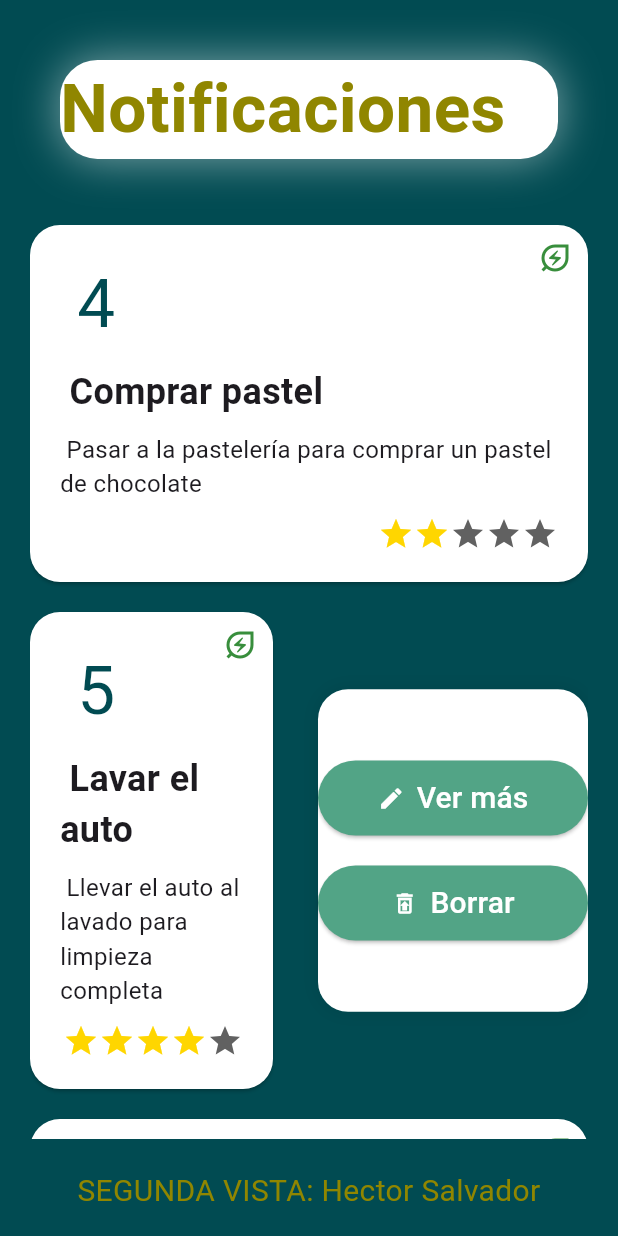
After one commit to Fundamentos-Moviles/examen-i-HectorSRT, a Flutter app: the Home screen opened directly, on a phone screen of 412 x 824 dp. The commit adds this screen. Run offline on Flutter 3.47's test engine with Material 3 defaults, Android fonts, the light colour scheme and no system bars.

Commit message:
vista home casi completada :)

```diff
--- /dev/null
+++ b/lib/home.dart
@@ -0,0 +1,281 @@
+import 'package:flutter/material.dart';
+import 'package:examen1_cahs/utils/constants.dart' as con;
+
+class Home extends StatefulWidget {
+  const Home({super.key});
+
+  @override
+  State<Home> createState() => _HomeState();
+}
+
+class _HomeState extends State<Home> {
+  late List lista;
+
+  @override
+  void initState() {
+    lista = List.from(con.listaExamen);
+    super.initState();
+  }
+
+  @override
+  Widget build(BuildContext context) {
+    final size = MediaQuery.of(context).size;
+    return Scaffold(
+      body: Stack(
+        children: [
+          Container(
+            width: size.width,
+            height: size.height,
+            color: const Color(0xff014b52),
+          ),
+          Row(
+            children: [
+              Expanded(
+                child: Align(
+                  alignment: Alignment.topCenter,
+                  child: Padding(
+                    padding: const EdgeInsets.all(40),
+                    child: Container(
+                      width: size.width * .95,
+                      height: size.height * .08,
+                      decoration: BoxDecoration(
+                        color: Colors.white,
+                        borderRadius: BorderRadius.circular(25),
+                        boxShadow: [
+                          BoxShadow(
+                            color: Colors.white.withOpacity(0.5),
+                            blurRadius: 25,
+                          ),
+                        ],
+                      ),
+                      child: const Center(
+                        child: Text(
+                          'Notificaciones de actividades',
+                          style: TextStyle(
+                            color: Color(0xFF908600),
+                            fontSize: 45.0,
+                            fontWeight: FontWeight.bold,
+                          ),
+                        ),
+                      ),
+                    ),
+                  ),
+                ),
+              ),
+            ],
+          ),
+          Expanded(
+            child: Padding(
+              padding: const EdgeInsets.only(top: 150.0, left: 20.0, right: 20.0),
+              child: Column(
+                children: [
+                  Expanded(
+                    child: ListView.builder(
+                      itemCount: lista.length,
+                      itemBuilder: (BuildContext context, int index) {
+                        var datos = lista[index].toString().split('#');
+                        int estrellas = int.parse(datos[4].trim());
+
+                        return Row(
+                          children: [
+                            Expanded(
+                              child: Card(
+                                shape: RoundedRectangleBorder(
+                                  borderRadius: BorderRadius.circular(20),
+                                ),
+                                color: Colors.white,
+                                margin: const EdgeInsets.only(bottom: 20.0),
+                                child: Stack(
+                                  children: [
+                                    Padding(
+                                      padding: const EdgeInsets.all(20.0),
+                                      child: Column(
+                                        crossAxisAlignment: CrossAxisAlignment.start,
+                                        children: [
+                                          Text(
+                                            datos[1],
+                                            style: const TextStyle(
+                                              fontSize: 45,
+                                              color: Color(0xff014b52),
+                                            ),
+                                          ),
+                                          const SizedBox(height: 10),
+                                          Text(
+                                            datos[2], // Título de la actividad
+                                            style: const TextStyle(
+                                              fontSize: 24,
+                                              fontWeight: FontWeight.bold,
+                                            ),
+                                          ),
+                                          const SizedBox(height: 10),
+                                          Text(
+                                            datos[3], // Descripción de la actividad
+                                            style: const TextStyle(
+                                              fontSize: 16,
+                                            ),
+                                          ),
+                                          const SizedBox(height: 10),
+                                          Row(
+                                            children: [
+                                              Spacer(),
+                                              // Estrellas amarillas
+                                              ...List.generate(
+                                                estrellas,
+                                                    (index) => Icon(
+                                                  Icons.star,
+                                                  color: Colors.yellowAccent[700],
+                                                ),
+                                              ),
+                                              // Estrellas grises
+                                              ...List.generate(
+                                                5 - estrellas,
+                                                    (index) => Icon(
+                                                  Icons.star,
+                                                  color: Colors.grey[700],
+                                                ),
+                                              ),
+
+                                            ],
+                                          ),
+                                        ],
+                                      ),
+                                    ),
+                                    Positioned(
+                                      top: 10,
+                                      right: 10,
+                                      child: Icon(
+                                        Icons.energy_savings_leaf_outlined,
+                                        color: Colors.green[700],
+                                        size: 24,
+                                      ),
+                                    ),
+                                  ],
+                                ),
+                              ),
+                            ),
+                            if (index % 2 != 0)
+                              Container(
+                                width: 180,
+                                height: 215,
+                                margin: const EdgeInsets.only(left: 30, bottom: 20.0),
+                                decoration: BoxDecoration(
+                                  color: Colors.white,
+                                  borderRadius: BorderRadius.circular(20),
+                                  boxShadow: [
+                                    BoxShadow(
+                                      color: Colors.black.withOpacity(0.1),
+                                      blurRadius: 10,
+                                    ),
+                                  ],
+                                ),
+                                child: Column(
+                                  mainAxisAlignment: MainAxisAlignment.center,
+                                  children: [
+                                    ElevatedButton(
+                                      onPressed: () {
+                                        // Lógica para "Ver más"
+                                      },
+                                      style: ElevatedButton.styleFrom(
+                                        backgroundColor: const Color(0xFF52A486),
+                                        minimumSize: const Size(180, 50),
+                                      ),
+                                      child: Row(
+                                        mainAxisSize: MainAxisSize.min, // Para ajustar el tamaño al contenido
+                                        children: [
+                                          const Icon(Icons.edit, color: Colors.white),
+                                          const SizedBox(width: 8), // Espacio entre el ícono y el texto
+                                          const Text(
+                                            'Ver más',
+                                            style: TextStyle(
+                                              fontSize: 20,
+                                              color: Colors.white,
+                                            ),
+                                          ),
+                                        ],
+                                      ),
+                                    ),
+                                    const SizedBox(height: 20),
+                                    ElevatedButton(
+                                      onPressed: () {
+                                        showSnackBar('Se ellimino el elemento con el id: ${datos[0]}', 15);
+                                        int borrado = index;
+                                        int valor = int.parse(datos[1]);
+                                        if(valor != 10 && valor != 15 && valor != 20 && valor != 23){
+                                          setState(() {
+                                            lista.removeAt(borrado);
+                                          });
+                                        }
+                                      },
+                                      style: ElevatedButton.styleFrom(
+                                        backgroundColor: const Color(0xFF52A486),
+                                        minimumSize: const Size(180, 50),
+                                      ),
+                                      child: Row(
+                                        mainAxisSize: MainAxisSize.min,
+                                        children: [
+                                          const Icon(Icons.restore_from_trash_outlined, color: Colors.white),
+                                          const SizedBox(width: 8),
+                                          const Text(
+                                            'Borrar',
+                                            style: TextStyle(
+                                              fontSize: 20,
+                                              color: Colors.white,
+                                            ),
+                                          ),
+                                        ],
+                                      ),
+                                    ),
+                                  ],
+                                ),
+                              ),
+                          ],
+                        );
+                      },
+                    ),
+                  ),
+                  Padding(
+                    padding: EdgeInsets.all(20.0),
+                    child: Container(
+                      width: size.width,
+                      height: size.height * .03,
+                      padding: EdgeInsets.all(0.2),
+                      decoration: BoxDecoration(
+                        color: Color(0xff014b52),
+                        borderRadius: BorderRadius.circular(20),
+                      ),
+                      child: const Text(
+                        'SEGUNDA VISTA: Hector Salvador Contreras Alvarez',
+                        textAlign: TextAlign.center,
+                        style: TextStyle(
+                          color: Color(0xFF908600),
+                          fontSize: 20,
+                        ),
+                      ),
+                    ),
+                  ),
+                ],
+              ),
+            ),
+          ),
+        ],
+      ),
+    );
+  }
+
+  void showSnackBar(String texto, int duracion) {
+    final  snackBar = SnackBar(
+      content: Text(texto),
+      duration: Duration(seconds: duracion),
+      action: SnackBarAction(
+        onPressed: () {
+          // Cualquier acción al dar clic sobre el widget
+        },
+        label: 'Cerrar',
+      ),
+    );
+
+    // Muestra el SnackBar usando ScaffoldMessenger
+    ScaffoldMessenger.of(context).showSnackBar(snackBar);
+  }
+
+}
--- a/lib/login.dart
+++ b/lib/login.dart
@@ -1,4 +1,5 @@
 import 'package:flutter/material.dart';
+import 'package:examen1_cahs/home.dart';
 
 class Login extends StatefulWidget {
   const Login({super.key});
@@ -175,7 +176,6 @@ class _LoginState extends State<Login> {
                       ),
                     ),
                     SizedBox(height: size.height * .025),
-
                     // Muestra el mensaje de error
                     if (errorMessage.isNotEmpty)
                       Padding(
@@ -185,7 +185,6 @@ class _LoginState extends State<Login> {
                           style: TextStyle(color: Colors.red),
                         ),
                       ),
-
                     SizedBox(height: size.height * .025),
                     SizedBox(
                       width: size.width * 0.63,
@@ -201,12 +200,17 @@ class _LoginState extends State<Login> {
                               errorMessage = 'Contraseña incorrecta';
                             } else {
                               errorMessage = '';
-                              print('Iniciando sesión...');
+                              Navigator.push(
+                                context,
+                                MaterialPageRoute(
+                                  builder: (context) => Home(),
+                                ),
+                              );
                             }
                           });
                         },
                         style: ElevatedButton.styleFrom(
-                          backgroundColor: Colors.deepOrangeAccent,
+                          backgroundColor: Color(0xffdc7500),
                           shape: RoundedRectangleBorder(
                             borderRadius: BorderRadius.circular(20),
                           ),
--- a/lib/main.dart
+++ b/lib/main.dart
@@ -1,6 +1,7 @@
+import 'package:examen1_cahs/home.dart';
 import 'package:examen1_cahs/login.dart';
 import 'package:flutter/material.dart';
-//import 'package: examen1_cahs/login.dart';
+
 
 
 void main() {
--- /dev/null
+++ b/lib/utils/constants.dart
@@ -0,0 +1,14 @@
+const List listaExamen = [
+  '1 # 4 # Comprar pastel # Pasar a la pastelería para comprar un pastel de chocolate # 2',
+  '2 # 5 # Lavar el auto # Llevar el auto al lavado para limpieza completa # 4',
+  '3 # 6 # Hacer ejercicio # Ir al gimnasio por al menos una hora # 5',
+  '4 # 7 # Leer un libro # Leer al menos 30 páginas del libro pendiente # 3',
+  '5 # 8 # Ir al supermercado # Comprar alimentos para la semana # 4',
+  '6 # 9 # Estudiar Flutter # Dedicar dos horas al estudio de Flutter y Dart # 5',
+  '7 # 10 # Llamar a mamá # Llamar para ponerse al día con la familia # 3',
+  '8 # 11 # Organizar el escritorio # Limpiar y organizar el escritorio de trabajo # 4',
+  '9 # 12 # Cocinar cena # Preparar una cena saludable con vegetales # 4',
+  '10 # 13 # Pagar facturas # Pagar todas las facturas pendientes del mes # 2',
+  '11 # 14 # Hacer jardinería # Podar las plantas y regar el jardín # 3',
+  '12 # 15 # Planificar la semana # Organizar el calendario y las tareas para la próxima semana # 5',
+];
```
